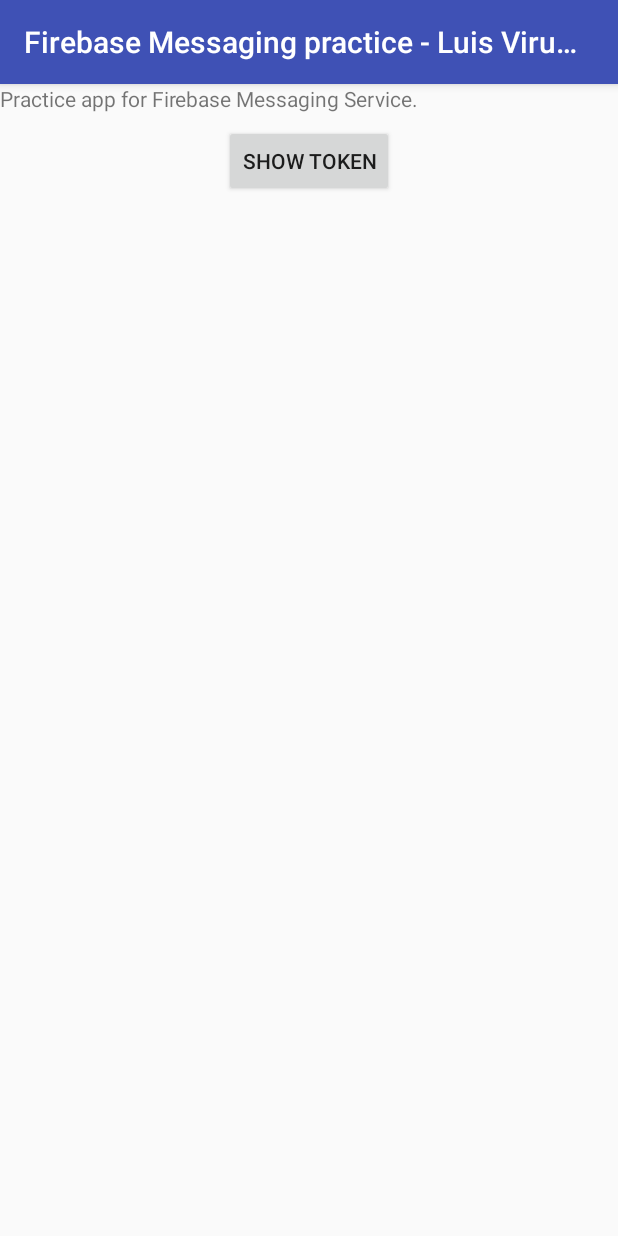
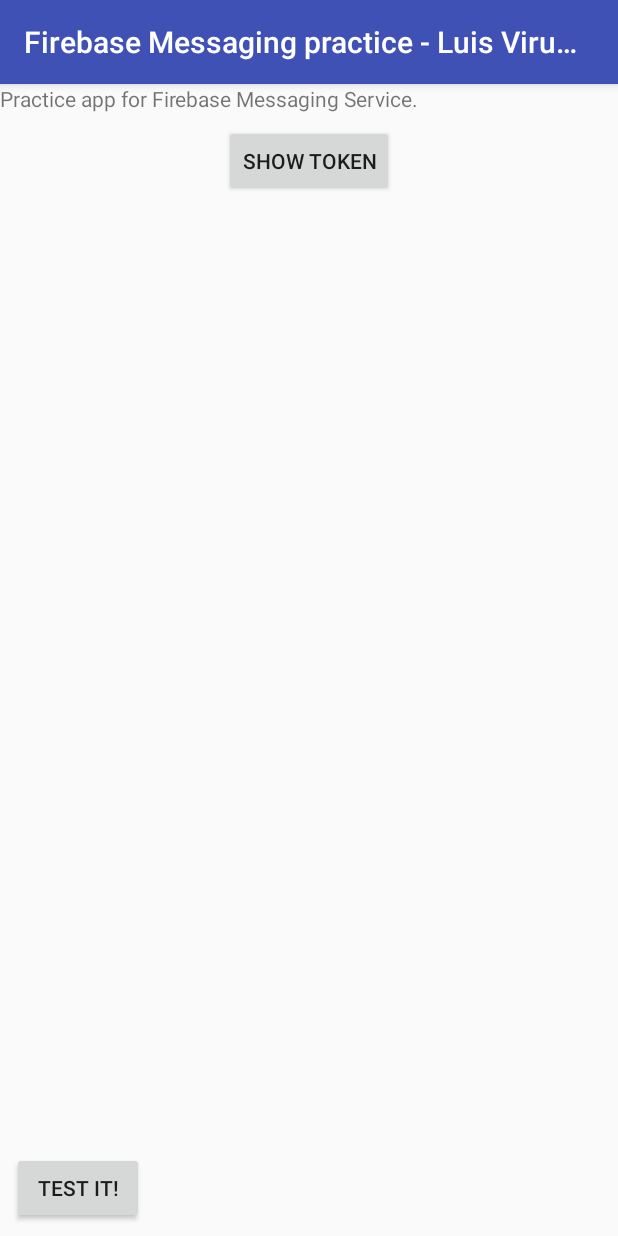
Before and after one commit to DigitalOnion/FirebasePigeon, an Android app: the screen it shows after launch (MainActivity), on a phone screen of 412 x 824 dp. Run offline under Robolectric (Android 15) with nearby library versions, the phone set to English and light mode, and no system bars.

Commit message:
Finishing up

```diff
--- a/app/src/main/res/layout/activity_main.xml
+++ b/app/src/main/res/layout/activity_main.xml
@@ -17,13 +17,24 @@
 
     <Button
         android:id="@+id/btn_show_token"
+        android:onClick="onClickBtnShowToken"
         android:layout_width="wrap_content"
         android:layout_height="wrap_content"
         android:layout_marginTop="8dp"
-        android:onClick="onClickBtnShowToken"
         android:text="@string/btn_show_token"
         app:layout_constraintEnd_toEndOf="parent"
         app:layout_constraintStart_toStartOf="parent"
         app:layout_constraintTop_toBottomOf="@+id/textView" />
 
+    <Button
+        android:id="@+id/button"
+        android:onClick="onClickBtnTestIt"
+        android:layout_width="wrap_content"
+        android:layout_height="wrap_content"
+        android:layout_marginBottom="8dp"
+        android:layout_marginStart="8dp"
+        android:text="@string/btn_test"
+        app:layout_constraintBottom_toBottomOf="parent"
+        app:layout_constraintStart_toStartOf="parent" />
+
 </android.support.constraint.ConstraintLayout>
--- a/app/src/main/res/values/strings.xml
+++ b/app/src/main/res/values/strings.xml
@@ -11,6 +11,7 @@
 
     <string name="intro">Practice app for Firebase Messaging Service.</string>
     <string name="btn_show_token">Show Token</string>
+    <string name="btn_test">Test it!</string>
     <string name="fb_instance_key">Firebase Instance Key</string>
     <string name="no_key_found">No Firebase instance key found</string>
 
```
Also changed, not shown: app/src/main/java/com/outerspace/firebasepigeon/MainActivity.java (+18 -0 lines), app/src/main/java/com/outerspace/firebasepigeon/MessagingService.java (+17 -1 lines), app/src/main/java/com/outerspace/firebasepigeon/PigeonBroadcastReceiver.java (+15 -1 lines).
